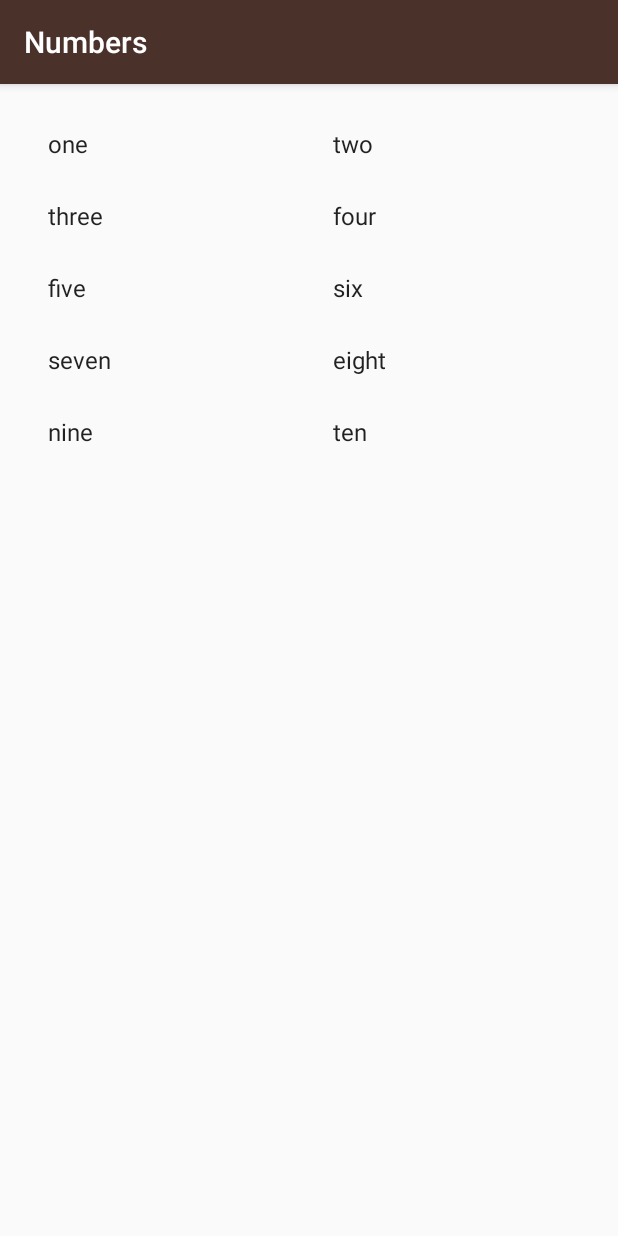
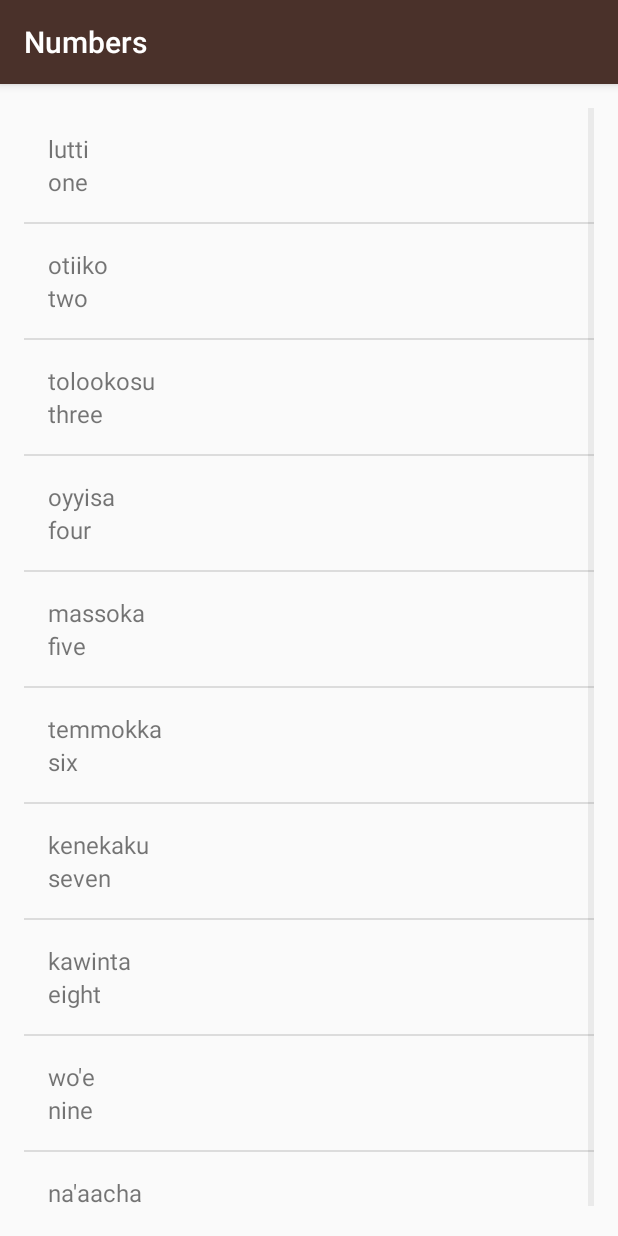
Before and after one commit to calilos/Miwok, an Android app: the NumbersActivity screen opened directly, with no data from a screen before it, on a phone screen of 412 x 824 dp. Run offline under Robolectric (Android 15) with nearby library versions, the phone set to English and light mode, and no system bars.

Commit message:
28/11/2022

```diff
--- a/app/src/main/java/com/example/android/miwok/NumbersActivity.java
+++ b/app/src/main/java/com/example/android/miwok/NumbersActivity.java
@@ -8,6 +8,8 @@ import android.widget.ArrayAdapter;
 import android.widget.GridView;
 import android.widget.ListView;
 
+import java.util.ArrayList;
+
 public class NumbersActivity extends AppCompatActivity {
 
     @Override
@@ -16,23 +18,26 @@ public class NumbersActivity extends AppCompatActivity {
         setContentView(R.layout.activity_numbers);
 
         //Create an array of word
-        String[] words = new String[10];
-        words[0] = "one";
-        words[1] = "two";
-        words[2] = "three";
-        words[3] = "four";
-        words[4] = "five";
-        words[5] = "six";
-        words[6] = "seven";
-        words[7] = "eight";
-        words[8] = "nine";
-        words[9] = "ten";
+        ArrayList<Word> words = new ArrayList<Word>();
 
-        ArrayAdapter<String> itemsAdapter =
-                new ArrayAdapter<String>(this, android.R.layout.simple_list_item_1, words);
+        //words.add("one");
+        words.add(new Word("one", "lutti"));
+        words.add(new Word("two", "otiiko"));
+        words.add(new Word("three", "tolookosu"));
+        words.add(new Word("four", "oyyisa"));
+        words.add(new Word("five", "massoka"));
+        words.add(new Word("six", "temmokka"));
+        words.add(new Word("seven", "kenekaku"));
+        words.add(new Word("eight", "kawinta"));
+        words.add(new Word("nine", "wo'e"));
+        words.add(new Word("ten", "na'aacha"));
 
-        GridView gridView = (GridView) findViewById(R.id.list);
 
-        gridView.setAdapter(itemsAdapter);
+        WordAdapter adapter =
+                new WordAdapter(this, words);
+
+        ListView listView = (ListView) findViewById(R.id.list);
+
+        listView.setAdapter(adapter);
     }
 }
--- /dev/null
+++ b/app/src/main/java/com/example/android/miwok/WordAdapter.java
@@ -0,0 +1,57 @@
+package com.example.android.miwok;
+
+import android.app.Activity;
+import android.view.LayoutInflater;
+import android.view.View;
+import android.view.ViewGroup;
+import android.widget.ArrayAdapter;
+import android.widget.ImageView;
+import android.widget.TextView;
+
+import androidx.annotation.NonNull;
+import androidx.annotation.Nullable;
+
+import java.util.ArrayList;
+
+public class WordAdapter extends ArrayAdapter<Word> {
+
+    public WordAdapter(Activity context, ArrayList<Word> words) {
+        // Here, we initialize the ArrayAdapter's internal storage for the context and the list.
+        // the second argument is used when the ArrayAdapter is populating a single TextView.
+        // Because this is a custom adapter for two TextViews and an ImageView, the adapter is not
+        // going to use this second argument, so it can be any value. Here, we used 0.
+        super(context, 0, words);
+    }
+
+    @NonNull
+    @Override
+    public View getView(int position, View convertView, ViewGroup parent) {
+        // Check if the existing view is being reused, otherwise inflate the view
+        View listItemView = convertView;
+        if(listItemView == null) {
+            listItemView = LayoutInflater.from(getContext()).inflate(
+                    R.layout.list_item, parent, false);
+        }
+
+        /**
+         * Get the {@link AndroidFlavor} object located at this position in the list
+         */
+        Word currentWord = getItem(position);
+
+        // Find the TextView in the list_item.xml layout with the ID version_name
+        TextView miwokTextView = (TextView) listItemView.findViewById(R.id.miwok_text_view);
+        // Get the version name from the current AndroidFlavor object and
+        // set this text on the name TextView
+        miwokTextView.setText(currentWord.getMiwokTranslation());
+
+        // Find the TextView in the list_item.xml layout with the ID version_number
+        TextView defaultTextView = (TextView) listItemView.findViewById(R.id.default_text_view);
+        // Get the version number from the current AndroidFlavor object and
+        // set this text on the number TextView
+        defaultTextView.setText(currentWord.getDefaultTranslation());
+
+        // Return the whole list item layout (containing 2 TextViews and an ImageView)
+        // so that it can be shown in the ListView
+        return listItemView;
+    }
+}
--- a/app/src/main/res/layout/activity_numbers.xml
+++ b/app/src/main/res/layout/activity_numbers.xml
@@ -1,11 +1,10 @@
 <?xml version="1.0" encoding="utf-8"?>
-<GridView xmlns:android="http://schemas.android.com/apk/res/android"
+<ListView xmlns:android="http://schemas.android.com/apk/res/android"
     xmlns:tools="http://schemas.android.com/tools"
     android:id="@+id/list"
     android:orientation="vertical"
     android:layout_width="match_parent"
     android:layout_height="match_parent"
-    android:numColumns="2"
     android:paddingBottom="@dimen/activity_vertical_margin"
     android:paddingLeft="@dimen/activity_horizontal_margin"
     android:paddingRight="@dimen/activity_horizontal_margin"
```
